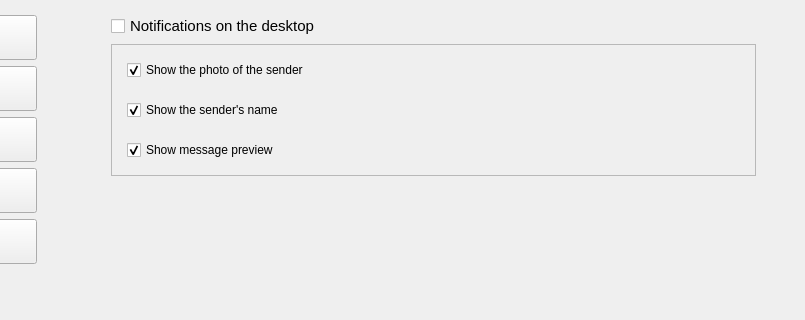
First picture: the form in zapzap/view/settings_new.ui, repository rafatosta/zapzap, before the edit; both pictures show x 188 to 993 and y 0 to 320 of the 993 by 606 pixel window.
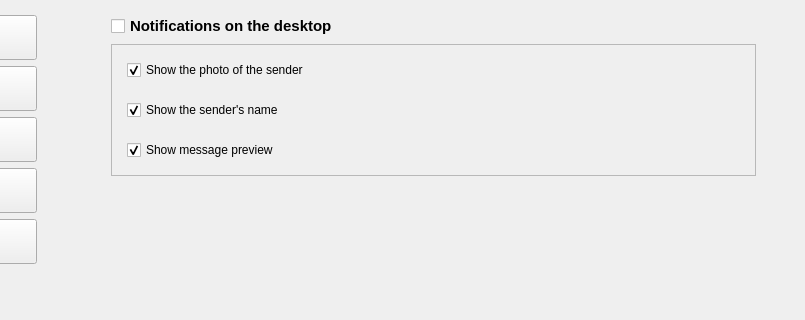
Second picture: the form after the edit. The open tabs and pages were chosen to show the change.

The edit to the form file:
```diff
--- a/zapzap/view/settings_new.ui
+++ b/zapzap/view/settings_new.ui
@@ -1093,7 +1093,7 @@
                <property name="font">
                 <font>
                  <pointsize>11</pointsize>
-                 <bold>false</bold>
+                 <bold>true</bold>
                 </font>
                </property>
                <property name="cursor">
```
Left out of the diff: 11 changed lines with no effect on the pictures.
